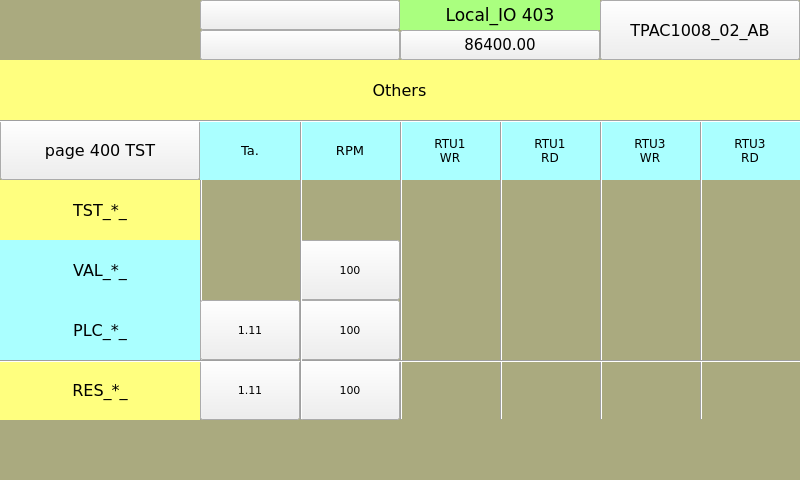
Old version of the form TPAC1008_02_AB/Local_IO_HMI/page403.ui in the repository MECTsrl/mect_apps.
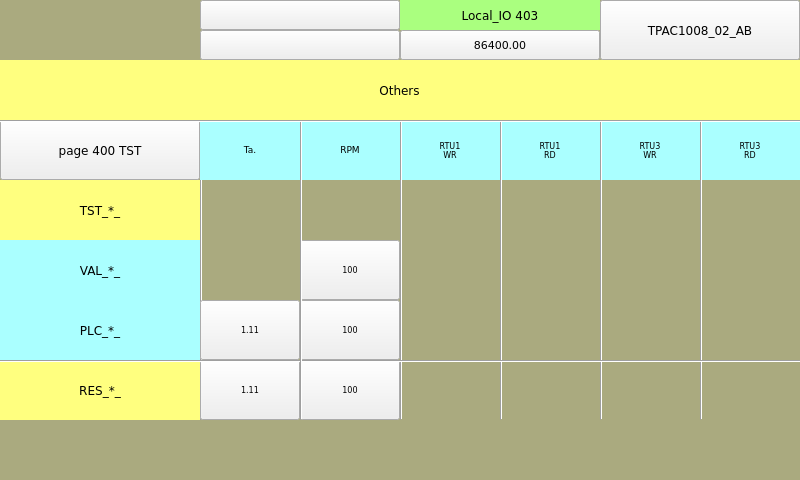
New version of the form. Custom widgets are drawn as their Qt base class.

Patch:
```diff
--- a/TPAC1008_02_AB/Local_IO_HMI/page403.ui
+++ b/TPAC1008_02_AB/Local_IO_HMI/page403.ui
@@ -43,7 +43,7 @@
 <property name="font">
 <font>
 <family>DejaVu Sans</family>
-<pointsize>12</pointsize>
+  <pointsize>9</pointsize>
 </font>
 </property>
 <property name="styleSheet">
@@ -87,7 +87,7 @@
 <property name="font">
 <font>
 <family>DejaVu Sans</family>
-<pointsize>12</pointsize>
+  <pointsize>9</pointsize>
 </font>
 </property>
 <property name="styleSheet">
@@ -112,7 +112,7 @@
 <property name="font">
 <font>
 <family>DejaVu Sans</family>
-<pointsize>12</pointsize>
+  <pointsize>9</pointsize>
 </font>
 </property>
 <property name="toolTip">
@@ -187,7 +187,7 @@
 <property name="font">
 <font>
 <family>DejaVu Sans</family>
-<pointsize>12</pointsize>
+  <pointsize>9</pointsize>
 </font>
 </property>
 <property name="styleSheet">
@@ -212,7 +212,7 @@
 <property name="font">
 <font>
 <family>DejaVu Sans</family>
-<pointsize>12</pointsize>
+  <pointsize>9</pointsize>
 </font>
 </property>
 <property name="styleSheet">
@@ -256,7 +256,7 @@
 <property name="font">
 <font>
 <family>DejaVu Sans</family>
-<pointsize>9</pointsize>
+  <pointsize>6</pointsize>
 </font>
 </property>
 <property name="styleSheet">
@@ -282,7 +282,7 @@
 <property name="font">
 <font>
 <family>DejaVu Sans</family>
-<pointsize>8</pointsize>
+  <pointsize>6</pointsize>
 </font>
 </property>
 <property name="text">
@@ -513,7 +513,7 @@
 <property name="font">
 <font>
 <family>DejaVu Sans</family>
-<pointsize>8</pointsize>
+  <pointsize>6</pointsize>
 </font>
 </property>
 <property name="text">
@@ -618,7 +618,7 @@
 <property name="font">
 <font>
 <family>DejaVu Sans</family>
-<pointsize>9</pointsize>
+  <pointsize>6</pointsize>
 </font>
 </property>
 <property name="styleSheet">
@@ -644,7 +644,7 @@
 <property name="font">
 <font>
 <family>DejaVu Sans</family>
-<pointsize>8</pointsize>
+  <pointsize>6</pointsize>
 </font>
 </property>
 <property name="text">
@@ -707,7 +707,7 @@
 <property name="font">
 <font>
 <family>DejaVu Sans</family>
-<pointsize>10</pointsize>
+  <pointsize>7</pointsize>
 </font>
 </property>
 <property name="styleSheet">
@@ -732,7 +732,7 @@
 <property name="font">
 <font>
 <family>DejaVu Sans</family>
-<pointsize>9</pointsize>
+  <pointsize>6</pointsize>
 </font>
 </property>
 <property name="styleSheet">
@@ -884,7 +884,7 @@
 <property name="font">
 <font>
 <family>DejaVu Sans</family>
-<pointsize>10</pointsize>
+  <pointsize>7</pointsize>
 </font>
 </property>
 <property name="styleSheet">
@@ -909,7 +909,7 @@
 <property name="font">
 <font>
 <family>DejaVu Sans</family>
-<pointsize>8</pointsize>
+  <pointsize>6</pointsize>
 </font>
 </property>
 <property name="text">
@@ -1014,7 +1014,7 @@
 <property name="font">
 <font>
 <family>DejaVu Sans</family>
-<pointsize>8</pointsize>
+  <pointsize>6</pointsize>
 </font>
 </property>
 <property name="text">
@@ -1287,7 +1287,7 @@
 <property name="font">
 <font>
 <family>DejaVu Sans</family>
-<pointsize>9</pointsize>
+  <pointsize>6</pointsize>
 </font>
 </property>
 <property name="styleSheet">
@@ -1408,7 +1408,7 @@
 <property name="font">
 <font>
 <family>DejaVu Sans</family>
-<pointsize>12</pointsize>
+  <pointsize>9</pointsize>
 <weight>50</weight>
 <bold>false</bold>
 </font>
@@ -1597,7 +1597,7 @@
 <property name="font">
 <font>
 <family>DejaVu Sans</family>
-<pointsize>11</pointsize>
+  <pointsize>8</pointsize>
 <weight>50</weight>
 <bold>false</bold>
 </font>
@@ -1812,7 +1812,7 @@
 <property name="font">
 <font>
 <family>DejaVu Sans</family>
-<pointsize>13</pointsize>
+  <pointsize>9</pointsize>
 </font>
 </property>
 <property name="styleSheet">
@@ -1837,7 +1837,7 @@
 <property name="font">
 <font>
 <family>DejaVu Sans</family>
-<pointsize>12</pointsize>
+  <pointsize>9</pointsize>
 </font>
 </property>
 <property name="styleSheet">
```
Left out of the diff: 74 changed lines with no effect on the pictures.
